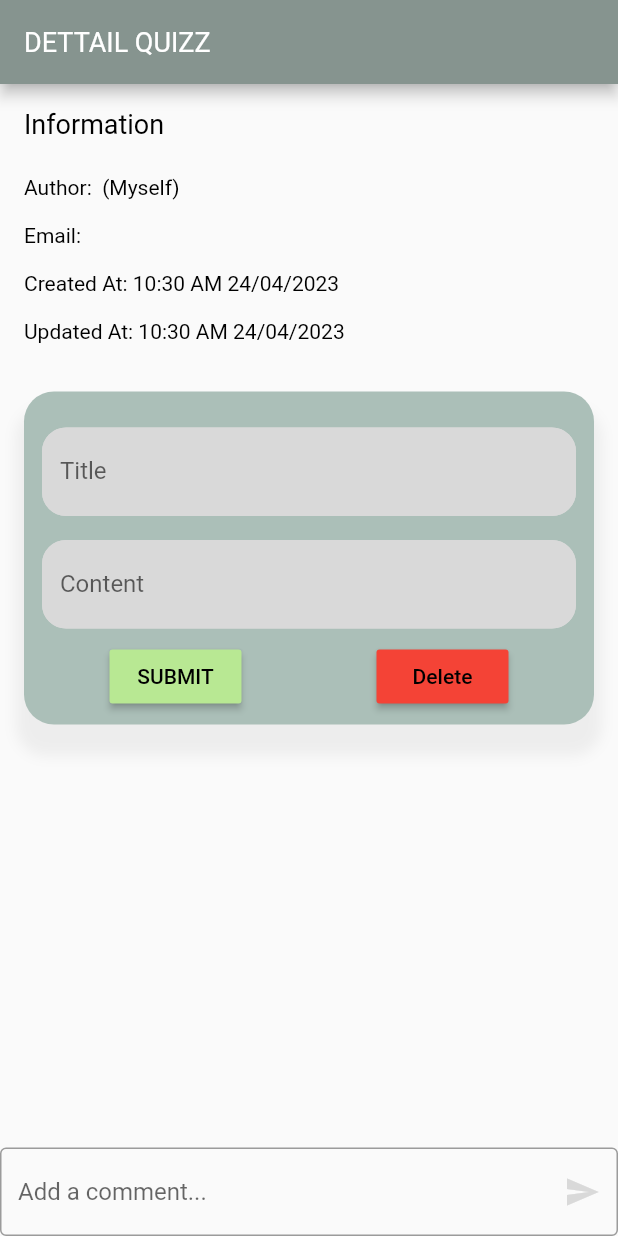
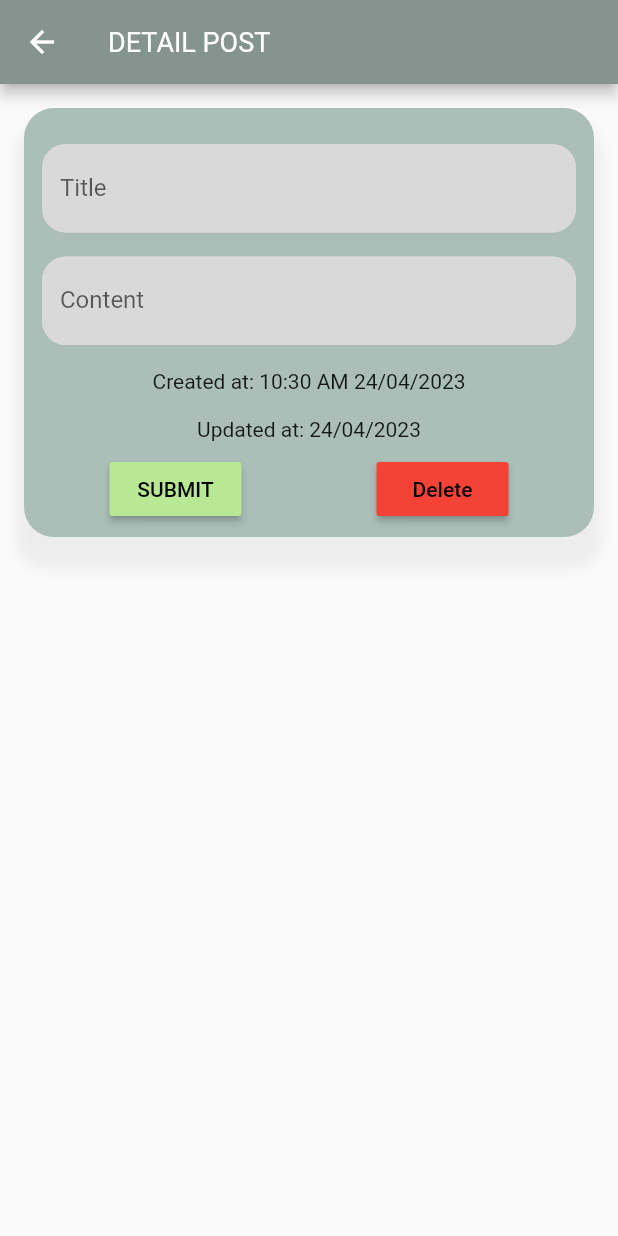
Before and after one commit to khoale-lifetechvn/intern-training-042023, a Flutter app: the PostDetailView screen opened directly with empty values, on a phone screen of 412 x 824 dp. Run offline on Flutter 3.47's test engine with Material 2 defaults, Android fonts, the phone set to English and light mode, and no system bars; our stand-ins replace cloud_firestore, firebase_auth, firebase_core, firebase_storage, flutter_dotenv, get_it and 2 more; missing offline and left inert: flutter_facebook_auth, github_sign_in; accounts and stored records are empty; network calls fail.

Commit message:
Complete task 2

```diff
--- a/loi.nguyen/task_firebase/lib/core/model/base_model.dart
+++ b/loi.nguyen/task_firebase/lib/core/model/base_model.dart
@@ -10,7 +10,7 @@ class BaseModel {
           defaultFormat: 'hh:mm a dd/MM/yyyy');
   String get updatedAt =>
       Methods.convertTime(Methods.getDateTime(data, FieldName.updatedAt),
-          defaultFormat: 'hh:mm a dd/MM/yyyy');
+          defaultFormat: 'dd/MM/yyyy');
 
   String get img => Methods.getString(data, FieldName.img);
 }
--- a/loi.nguyen/task_firebase/lib/core/model/post_model.dart
+++ b/loi.nguyen/task_firebase/lib/core/model/post_model.dart
@@ -7,6 +7,7 @@ class PostModel extends BaseModel {
 
   String get title => Methods.getString(data, FieldName.title);
   String get content => Methods.getString(data, FieldName.content);
+  ///Id user
   String get refID => Methods.getString(data, FieldName.refID);
 
 
--- a/loi.nguyen/task_firebase/lib/ui/presentation/find_users_view/components/find_users_list.dart
+++ b/loi.nguyen/task_firebase/lib/ui/presentation/find_users_view/components/find_users_list.dart
@@ -76,8 +76,8 @@ class _FindUserListState extends State<FindUserList> {
   Widget itemUser({required UserModel model}) {
     return ListTile(
       leading: model.img.isEmpty
-          ? Image.asset(ImageAssets.mewo)
-          : Image.network(model.img),
+          ? AspectRatio(aspectRatio: 1, child: Image.asset(ImageAssets.mewo))
+          : AspectRatio(aspectRatio: 1, child: Image.network(model.img)),
       shape: RoundedRectangleBorder(
           borderRadius: BorderRadius.circular(16),
           side: BorderSide(color: ColorManager.black, width: 0.4)),
--- a/loi.nguyen/task_firebase/lib/ui/presentation/find_users_view/find_users_view.dart
+++ b/loi.nguyen/task_firebase/lib/ui/presentation/find_users_view/find_users_view.dart
@@ -3,7 +3,6 @@ import 'package:flutter/material.dart';
 import 'package:task_firebase/core/model/base_table.dart';
 import 'package:task_firebase/core/model/user_following_model.dart';
 import 'package:task_firebase/core/model/user_model.dart';
-import 'package:task_firebase/ui/base/base_controller.dart';
 import 'package:task_firebase/core/extension/extension.dart';
 import 'package:task_firebase/ui/base_widget/lf_appbar.dart';
 import 'package:task_firebase/ui/presentation/find_users_view/components/find_users_list.dart';
--- a/loi.nguyen/task_firebase/lib/ui/presentation/post_view/base_post_view.dart
+++ b/loi.nguyen/task_firebase/lib/ui/presentation/post_view/base_post_view.dart
@@ -3,26 +3,28 @@ import 'package:flutter/material.dart';
 import 'package:task_firebase/ui/base_widget/lf_appbar.dart';
 
 abstract class BasePostView extends StatelessWidget {
-  BasePostView({
+  const BasePostView({
     Key? key,
   }) : super(key: key);
   String get titleAppbar;
 
   @override
   Widget build(BuildContext context) {
-    return Scaffold(
-      appBar: LFAppBar(title: titleAppbar),
-      body: SingleChildScrollView(
-        child: Padding(
-          padding: const EdgeInsets.all(16),
-          child: body,
+    return GestureDetector(
+      onTap: () {
+        FocusScope.of(context).unfocus();
+      },
+      child: Scaffold(
+        appBar: LFAppBar(title: titleAppbar),
+        body: SingleChildScrollView(
+          child: Padding(
+            padding: const EdgeInsets.all(16),
+            child: body,
+          ),
         ),
       ),
-      bottomSheet: bottomSheet,
     );
   }
 
- late  Widget? bottomSheet;
-
   Widget get body;
 }
--- /dev/null
+++ b/loi.nguyen/task_firebase/lib/ui/presentation/post_view/post_detail_view/components/post_detail_edit.dart
@@ -0,0 +1,42 @@
+import 'package:flutter/material.dart';
+import 'package:task_firebase/core/model/post_model.dart';
+import 'package:task_firebase/ui/base_widget/form_data.dart';
+import 'package:task_firebase/ui/base_widget/lf_text_field.dart';
+import 'package:task_firebase/ui/presentation/post_view/base_post_view.dart';
+import 'package:task_firebase/ui/presentation/post_view/post_detail_view/controller/post_detail_controller.dart';
+
+class PostDetailEdit extends BasePostView {
+  PostDetailEdit({super.key, required this.postModel}) {
+    controller = PostDetailController(postModel);
+  }
+  final PostModel postModel;
+  late final PostDetailController controller;
+
+  @override
+  Widget get body => FormData(
+        onSubmit: () {
+          controller.updatePost();
+        },
+        list: listTextField,
+        onDelete: () => controller.deletePost(),
+      );
+
+  @override
+  String get titleAppbar => 'Detail post';
+
+  List<Widget> get listTextField => [
+        LFTextFormField(
+          label: 'Title',
+          initValue: postModel.title,
+          onSaved: (p0) => controller.title = p0,
+        ),
+        LFTextFormField(
+          label: 'Content',
+          initValue: postModel.content,
+          maxLines: null,
+          onSaved: (p0) => controller.content = p0,
+        ),
+        Text('Created at: ${postModel.createdAt}'),
+        Text('Updated at: ${postModel.updatedAt}'),
+      ];
+}
--- a/loi.nguyen/task_firebase/lib/ui/presentation/post_view/post_detail_view/post_detail_view.dart
+++ b/loi.nguyen/task_firebase/lib/ui/presentation/post_view/post_detail_view/post_detail_view.dart
@@ -4,18 +4,15 @@ import 'package:task_firebase/core/model/post_comment_model.dart';
 import 'package:task_firebase/core/model/post_model.dart';
 import 'package:task_firebase/core/model/user_model.dart';
 import 'package:task_firebase/ui/base_widget/base_skeleton.dart';
-import 'package:task_firebase/ui/base_widget/form_data.dart';
-import 'package:task_firebase/ui/base_widget/with_spacing.dart';
-import 'package:task_firebase/ui/presentation/post_view/base_post_view.dart';
+import 'package:task_firebase/ui/base_widget/lf_appbar.dart';
 import 'package:task_firebase/ui/presentation/post_view/post_detail_view/components/comment_list.dart';
+import 'package:task_firebase/ui/presentation/post_view/post_detail_view/components/post_detail_edit.dart';
 import 'package:task_firebase/ui/presentation/post_view/post_detail_view/components/text_field_comment.dart';
 import 'package:task_firebase/ui/presentation/post_view/post_detail_view/controller/post_detail_controller.dart';
-import 'package:task_firebase/ui/base_widget/lf_text_field.dart';
-import 'package:task_firebase/core/extension/extension.dart';
 import 'package:task_firebase/ui/resources/color_manager.dart';
 import 'package:task_firebase/ui/resources/styles_manager.dart';
 
-class PostDetailView extends BasePostView {
+class PostDetailView extends StatelessWidget {
   PostDetailView({super.key, required this.model}) {
     controller = PostDetailController(model);
   }
@@ -24,100 +21,67 @@ class PostDetailView extends BasePostView {
   late final UserModel user;
 
   @override
-  String get titleAppbar => 'Dettail quizz';
-
-  Widget infoWidget() {
-    return FutureBuilder<DocumentSnapshot<Object?>>(
-        future: controller.loadData(),
-        builder: (_, snapshot) {
-          if (snapshot.connectionState == ConnectionState.waiting) {
-            return const CircularProgressIndicator();
-          } else if (snapshot.hasError) {
-            return Text('Error: ${snapshot.error}');
-          } else if (!snapshot.hasData) {
-            return const Text('No data');
-          } else {
-            user = UserModel(snapshot.data!.toMap());
-            String username =
-                controller.isAuthor ? '${user.name} (Myself)' : user.name;
-            return ColumnWithSpacing(
-              crossAxisAlignment: CrossAxisAlignment.start,
-              children: [
-                Text(
-                  'Author: $username',
-                  style: getLabelText(),
-                ),
-                Text('Email: ${user.email}', style: getLabelText()),
-                Text('Created At: ${model.createdAt}', style: getLabelText()),
-                Text('Updated At: ${model.updatedAt}', style: getLabelText()),
-              ],
-            );
-          }
-        });
+  Widget build(BuildContext context) {
+    return controller.isAuthor
+        ? PostDetailEdit(postModel: model)
+        : someonePost(context);
   }
 
-  List<Widget> get listTextField => [
-        LFTextFormField(
-          label: 'Title',
-          initValue: model.title,
-          onSaved: (p0) => controller.title = p0,
+  Widget someonePost(BuildContext context) {
+    return GestureDetector(
+      onTap: () {
+        FocusScope.of(context).unfocus();
+      },
+      child: Scaffold(
+        appBar: LFAppBar(title: 'Detail Post'),
+        body: ListView(
+          children: [
+            image(context),
+            Divider(color: ColorManager.greyBG, thickness: 0.3),
+            content(),
+            Divider(color: ColorManager.greyBG, thickness: 0.3),
+            comment(),
+          ],
         ),
-        LFTextFormField(
-          label: 'Content',
-          initValue: model.content,
-          disable: controller.isAuthor == false,
-          maxLines: null,
-        ),
-      ];
+        bottomSheet: TextFieldComment(onSubmit: (text) {
+          controller.postCommnet(text);
+        }),
+      ),
+    );
+  }
 
-  @override
-  Widget get body => Column(
+  Widget content() {
+    String title = '${model.title}( ${controller.userPost.name} )';
+    return Padding(
+      padding: const EdgeInsets.symmetric(horizontal: 16),
+      child: Column(
         crossAxisAlignment: CrossAxisAlignment.start,
         children: [
           Text(
-            'Information',
+            title,
             style: getTitleText(),
           ),
-          const SizedBox(height: 24),
-          infoWidget(),
-          const SizedBox(height: 32),
-          controller.isAuthor
-              ? FormData(
-                  onSubmit: () {
-                    controller.updatePost();
-                  },
-                  list: listTextField,
-                  onDelete: () => controller.deletePost(),
-                )
-              : content(),
+          const SizedBox(height: 8),
+          Text(
+            'Updated At: ${model.updatedAt}',
+            style: getLabelText(),
+          ),
+          //Desc
+          const SizedBox(height: 16),
+          Text(
+            model.content,
+            style: getLabelText(color: ColorManager.greyForm),
+          )
         ],
-      );
-
-  Widget content() {
-    return Column(
-      children: [
-        Divider(color: ColorManager.black, height: 0.4),
-        const SizedBox(height: 16),
-        Text(
-          'Title: ${model.title}',
-          style: getTitleText(fontWeight: FontWeight.bold),
-        ),
-        const SizedBox(height: 16),
-        Text(
-          model.title,
-          style: getLabelText(),
-        ),
-        Divider(color: ColorManager.black, height: 0.4),
-        const SizedBox(height: 16),
-        comment()
-      ],
+      ),
     );
   }
 
-  @override
-  Widget? get bottomSheet => TextFieldComment(onSubmit: (text) {
-        controller.postCommnet(text);
-      });
+  Widget image(BuildContext context) {
+    return Image.network(
+        'https://xuyenvietmedia.com/wp-content/uploads/2022/11/Topic-la-gi-1.jpg',
+        height: 200);
+  }
 
   Widget comment() {
     return StreamBuilder(
@@ -141,13 +105,16 @@ class PostDetailView extends BasePostView {
             controller.setDataComment(data);
             List<PostCommentModel> list = controller.listComment;
 
-            return Column(
-              crossAxisAlignment: CrossAxisAlignment.start,
-              children: [
-                Text('Comment ${list.length}'),
-                const SizedBox(height: 16),
-                CommentList(listCommnent: list)
-              ],
+            return Padding(
+              padding: const EdgeInsets.only(left: 16, right: 16, bottom: 80),
+              child: Column(
+                crossAxisAlignment: CrossAxisAlignment.start,
+                children: [
+                  Text('Comment ${list.length}'),
+                  const SizedBox(height: 16),
+                  CommentList(listCommnent: list)
+                ],
+              ),
             );
           }
         });
```
Also changed, not shown: loi.nguyen/task_firebase/lib/ui/presentation/post_view/post_detail_view/controller/post_detail_controller.dart (+13 -2 lines).
